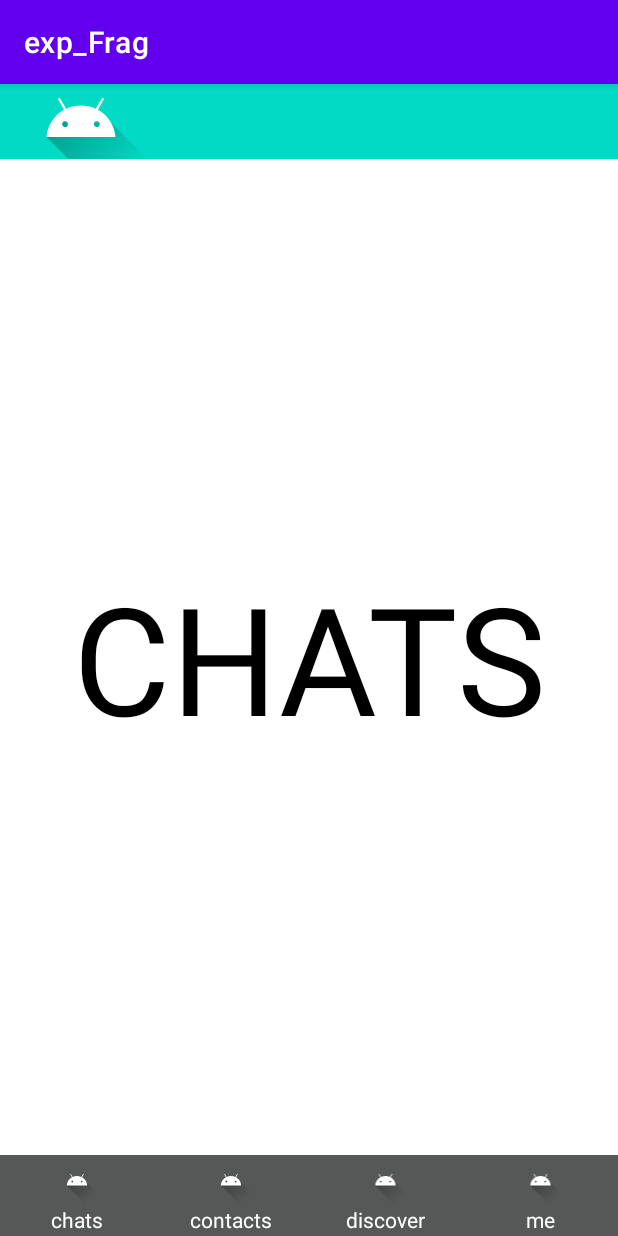
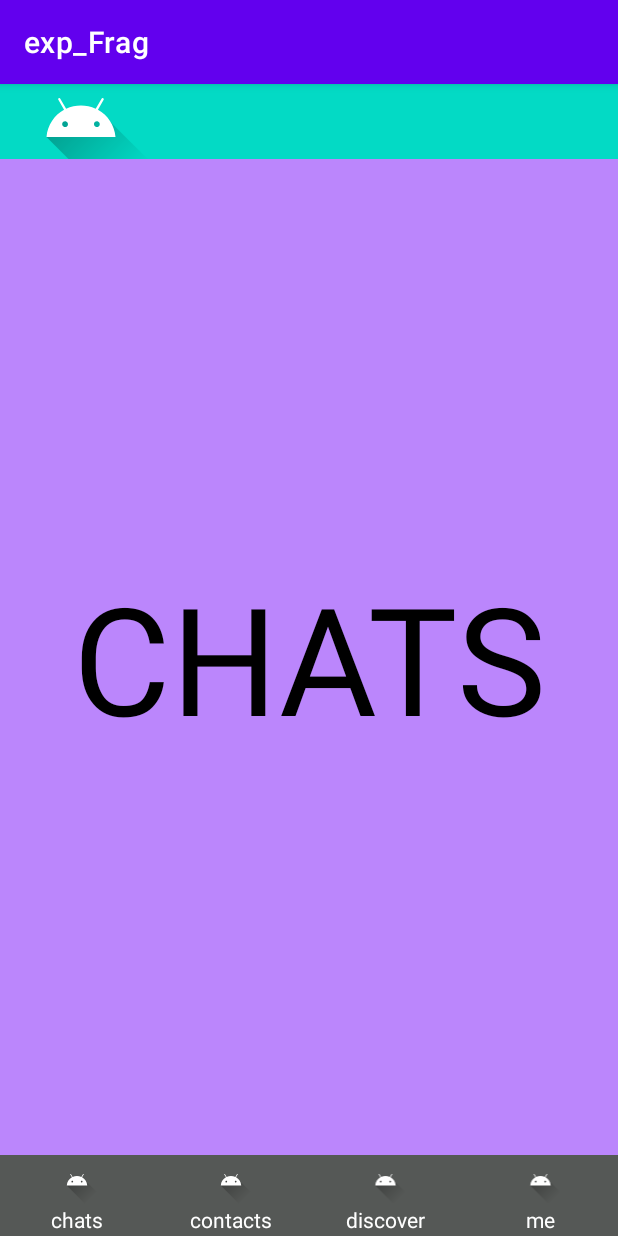
Before and after one commit to emmmmYeah/EXP0405, an Android app: the screen it shows after launch (MainActivity), on a phone screen of 412 x 824 dp. Run offline under Robolectric (Android 15) with nearby library versions, the phone set to English and light mode, and no system bars.

Commit message:
更新界面

```diff
--- a/app/src/main/res/layout/fragment_chats.xml
+++ b/app/src/main/res/layout/fragment_chats.xml
@@ -2,6 +2,7 @@
 <androidx.constraintlayout.widget.ConstraintLayout xmlns:android="http://schemas.android.com/apk/res/android"
     android:layout_width="match_parent"
     android:layout_height="match_parent"
+    android:background="@color/purple_200"
     xmlns:app="http://schemas.android.com/apk/res-auto">
     <TextView
         android:text="CHATS"
--- a/app/src/main/res/layout/fragment_contacts.xml
+++ b/app/src/main/res/layout/fragment_contacts.xml
@@ -2,6 +2,7 @@
 <androidx.constraintlayout.widget.ConstraintLayout xmlns:android="http://schemas.android.com/apk/res/android"
     android:layout_width="match_parent"
     android:layout_height="match_parent"
+    android:background="#7CC187"
     xmlns:app="http://schemas.android.com/apk/res-auto">
     <TextView
         android:text="CONTACTS"
--- a/app/src/main/res/layout/fragment_discover.xml
+++ b/app/src/main/res/layout/fragment_discover.xml
@@ -2,6 +2,7 @@
 <androidx.constraintlayout.widget.ConstraintLayout xmlns:android="http://schemas.android.com/apk/res/android"
     android:layout_width="match_parent"
     android:layout_height="match_parent"
+    android:background="#CDAD7D"
     xmlns:app="http://schemas.android.com/apk/res-auto">
     <TextView
         android:text="DISCOVER"
--- a/app/src/main/res/layout/fragment_me.xml
+++ b/app/src/main/res/layout/fragment_me.xml
@@ -2,6 +2,7 @@
 <androidx.constraintlayout.widget.ConstraintLayout xmlns:android="http://schemas.android.com/apk/res/android"
     android:layout_width="match_parent"
     android:layout_height="match_parent"
+    android:background="#E889A3"
     xmlns:app="http://schemas.android.com/apk/res-auto"
     android:orientation="vertical"
     android:layout_gravity="center">
```
